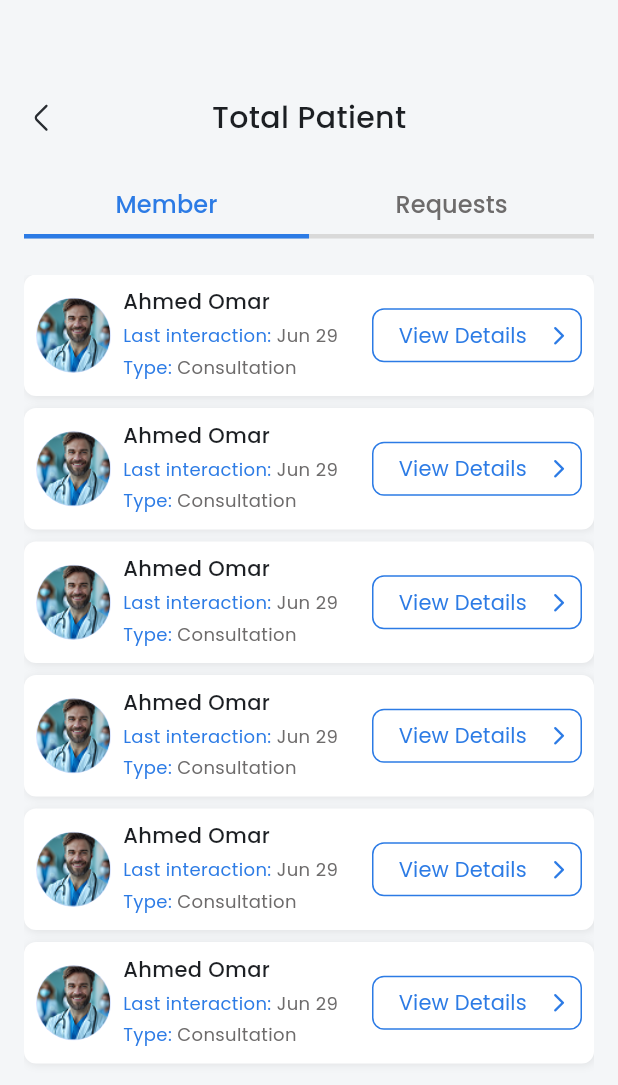
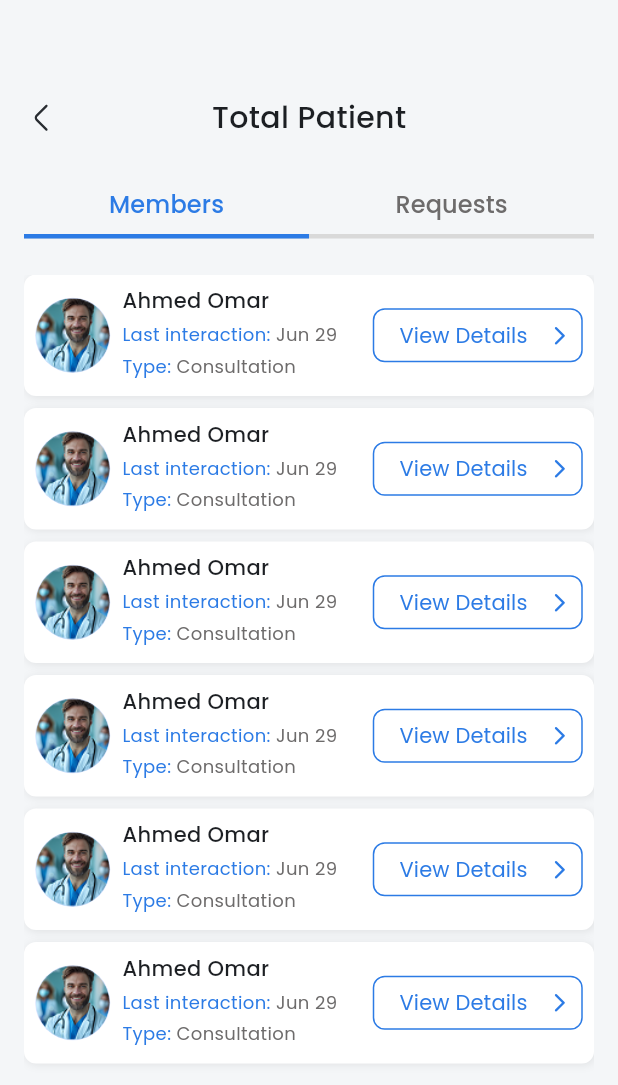
Before and after one commit to youssefkamal2030/HealLink, a Flutter app: the TotalPatientView screen opened by its route, on a phone screen of 412 x 824 dp. Shown: the top 1085 px of the screen. Run offline on Flutter 3.47's test engine with Material 3 defaults, Android fonts, the phone set to English and light mode, and no system bars; our stand-ins replace dio, dots_indicator, firebase_core, flutter_svg, go_router, qr_flutter; accounts and stored records are empty.

Commit message:
add localization

```diff
--- a/Flutter/heal_link/lib/features/doctor/doctor_home/presentation/views/patient_details_view.dart
+++ b/Flutter/heal_link/lib/features/doctor/doctor_home/presentation/views/patient_details_view.dart
@@ -19,7 +19,7 @@ class PatientDetailsView extends StatelessWidget {
             crossAxisAlignment: CrossAxisAlignment.start,
             spacing: 24,
             children: [
-              CustomAppBarPopWidget(text: 'View details '),
+              CustomAppBarPopWidget(text: S.of(context).viewDetails),
               PatientDetailsCard(),
               Row(
                 spacing: 16,
--- a/Flutter/heal_link/lib/features/doctor/doctor_home/presentation/views/total_patient_view.dart
+++ b/Flutter/heal_link/lib/features/doctor/doctor_home/presentation/views/total_patient_view.dart
@@ -4,6 +4,7 @@ import 'package:heal_link/core/utils/function/app_colors.dart';
 import 'package:heal_link/features/doctor/doctor_home/presentation/views/widgets/total_patient_tab_bar_body.dart';
 
 import '../../../../../core/widgets/custom_app_bar_pop_widget.dart';
+import '../../../../../generated/l10n.dart';
 
 class TotalPatientView extends StatelessWidget {
   const TotalPatientView({super.key});
@@ -18,7 +19,7 @@ class TotalPatientView extends StatelessWidget {
           child: Column(
             spacing: 24,
             children: [
-              CustomAppBarPopWidget(text: 'Total Patient'),
+              CustomAppBarPopWidget(text: S.of(context).total_patient),
               TabBar(
                 labelStyle: AppTextStyles.popins500style18LightBlackColor
                     .copyWith(fontSize: 16, color: AppColors.kPrimaryColor),
@@ -31,8 +32,8 @@ class TotalPatientView extends StatelessWidget {
                     .popins500style18LightBlackColor
                     .copyWith(fontSize: 16, color: AppColors.kDarkGreyColor),
                 tabs: [
-                  Padding(padding: EdgeInsets.all(8), child: Text('Member')),
-                  Padding(padding: EdgeInsets.all(8), child: Text('Requests')),
+                  Padding(padding: EdgeInsets.all(8), child: Text(S.of(context).members)),
+                  Padding(padding: EdgeInsets.all(8), child: Text(S.of(context).requests)),
                 ],
               ),
               TotalPatientTabBarBody(),
--- a/Flutter/heal_link/lib/features/doctor/doctor_home/presentation/views/widgets/doctor_home_view_body.dart
+++ b/Flutter/heal_link/lib/features/doctor/doctor_home/presentation/views/widgets/doctor_home_view_body.dart
@@ -24,7 +24,7 @@ class DoctorHomeViewBody extends StatelessWidget {
                   children: [
                     SizedBox(height: 24),
                     CustomTextFormField2(
-                      hintText: 'Search for a patient',
+                      hintText: S.of(context).searchPatient,
                       keyboardType: TextInputType.text,
                       controller: TextEditingController(),
                       validator: (value) {
--- a/Flutter/heal_link/lib/features/doctor/doctor_home/presentation/views/widgets/patient_details.dart
+++ b/Flutter/heal_link/lib/features/doctor/doctor_home/presentation/views/widgets/patient_details.dart
@@ -1,6 +1,7 @@
 import 'package:flutter/material.dart';
 import 'package:heal_link/core/utils/function/app_colors.dart';
 import '../../../../../../core/utils/app_styles.dart';
+import '../../../../../../generated/l10n.dart';
 import 'custom_circle_image.dart';
 
 class PatientDetails extends StatelessWidget {
@@ -32,12 +33,12 @@ class PatientDetails extends StatelessWidget {
                   color: AppColors.kPrimaryColor,
                 ),
                 children: [
-                  TextSpan(text: 'Gender : '),
+                  TextSpan(text: '${S.of(context).gender} : '),
                   TextSpan(
                     text: 'Male',
                     style: AppTextStyles.popins400style14LightBlackColor,
                   ),
-                  TextSpan(text: '      Age: '),
+                  TextSpan(text: '      ${S.of(context).age} : '),
                   TextSpan(
                     text: '25',
                     style: AppTextStyles.popins400style14LightBlackColor,
--- a/Flutter/heal_link/lib/features/doctor/doctor_home/presentation/views/widgets/patient_info_card.dart
+++ b/Flutter/heal_link/lib/features/doctor/doctor_home/presentation/views/widgets/patient_info_card.dart
@@ -4,6 +4,7 @@ import '../../../../../../core/utils/app_images.dart';
 import '../../../../../../core/utils/app_styles.dart';
 import '../../../../../../core/utils/function/app_colors.dart';
 import '../../../../../../core/widgets/custom_empty_button.dart';
+import '../../../../../../generated/l10n.dart';
 import 'custom_circle_image.dart';
 
 class PatientInfoCard extends StatelessWidget {
@@ -14,7 +15,7 @@ class PatientInfoCard extends StatelessWidget {
   @override
   Widget build(BuildContext context) {
     return Container(
-      padding: EdgeInsets.all(8),
+      padding: EdgeInsets.all(7.5),
       decoration: BoxDecoration(
         color: AppColors.kWhiteColor,
         borderRadius: BorderRadius.circular(8),
@@ -49,7 +50,7 @@ class PatientInfoCard extends StatelessWidget {
                 TextSpan(
                   children: [
                     TextSpan(
-                      text: 'Last interaction: ',
+                      text: S.of(context).lastInteraction,
                       style: AppTextStyles.popins400style12kPrimaryColor,
                     ),
                     TextSpan(
@@ -64,7 +65,7 @@ class PatientInfoCard extends StatelessWidget {
                 TextSpan(
                   children: [
                     TextSpan(
-                      text: 'Type: ',
+                      text: S.of(context).type,
                       style: AppTextStyles.popins400style12kPrimaryColor,
                     ),
                     TextSpan(
@@ -86,7 +87,7 @@ class PatientInfoCard extends StatelessWidget {
                   borderRadius: 8,
                   height: 34,
                   borderSide: 1,
-                  text: 'View Details',
+                  text: S.of(context).viewDetails,
                   response: response,
                   textStyle: AppTextStyles.popins400style14LightBlackColor
                       .copyWith(color: AppColors.kPrimaryColor),
--- a/Flutter/heal_link/lib/features/doctor/doctor_home/presentation/views/widgets/patient_request_card.dart
+++ b/Flutter/heal_link/lib/features/doctor/doctor_home/presentation/views/widgets/patient_request_card.dart
@@ -3,6 +3,7 @@ import '../../../../../../core/utils/app_images.dart';
 import '../../../../../../core/utils/app_styles.dart';
 import '../../../../../../core/utils/function/app_colors.dart';
 import '../../../../../../core/widgets/custom_empty_button.dart';
+import '../../../../../../generated/l10n.dart';
 import 'custom_circle_image.dart';
 
 class PatientRequestCard extends StatelessWidget {
@@ -49,7 +50,7 @@ class PatientRequestCard extends StatelessWidget {
                   borderRadius: 8,
                   height: 34,
                   borderSide: 1,
-                  text: 'View Prescription',
+                  text: S.of(context).viewPrescription,
                   response: response,
                   textStyle: AppTextStyles.popins400style14LightBlackColor
                       .copyWith(color: AppColors.kPrimaryColor, fontSize: 12),
```
Also changed, not shown: Flutter/heal_link/lib/features/doctor/doctor_home/presentation/views/prescription_view.dart (+5 -3 lines), Flutter/heal_link/lib/l10n/intl_ar.arb (+12 -2 lines), Flutter/heal_link/lib/l10n/intl_en.arb (+12 -2 lines), Flutter/heal_link/lib/generated/intl/messages_ar.dart, Flutter/heal_link/lib/generated/intl/messages_en.dart, Flutter/heal_link/lib/generated/l10n.dart.
